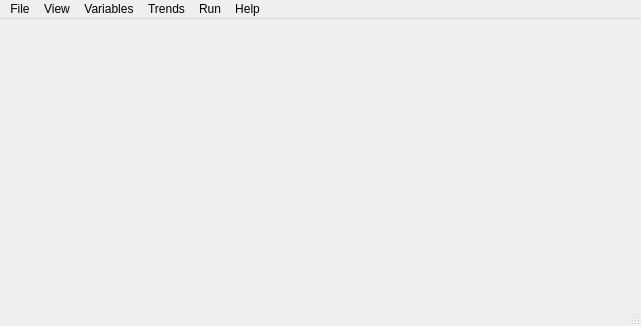
epzt/msta, file ui_multi_sediment_trend_analysis_dialog_base.ui: the form before one commit.
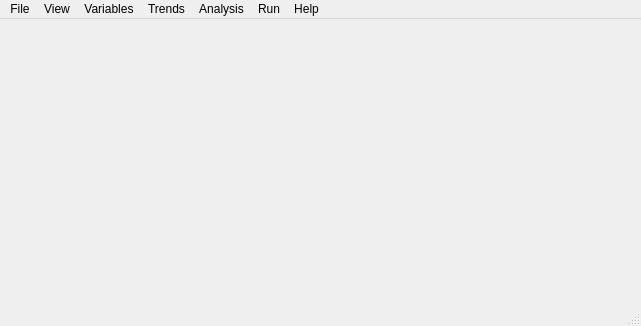
The form after the commit.

```diff
--- a/ui_multi_sediment_trend_analysis_dialog_base.ui
+++ b/ui_multi_sediment_trend_analysis_dialog_base.ui
@@ -85,10 +85,18 @@
     </property>
     <addaction name="actionComputeMSTA"/>
    </widget>
+   <widget class="QMenu" name="menuProcessing">
+    <property name="title">
+     <string>Analysis</string>
+    </property>
+    <addaction name="actionCluster"/>
+    <addaction name="actionPCA"/>
+   </widget>
    <addaction name="menuFile"/>
    <addaction name="menuSettings"/>
    <addaction name="menuVariables"/>
    <addaction name="menuTrends"/>
+   <addaction name="menuProcessing"/>
    <addaction name="computeMSTA"/>
    <addaction name="menuHelp"/>
   </widget>
```
Left out of the diff: 10 changed lines with no effect on the pictures.
